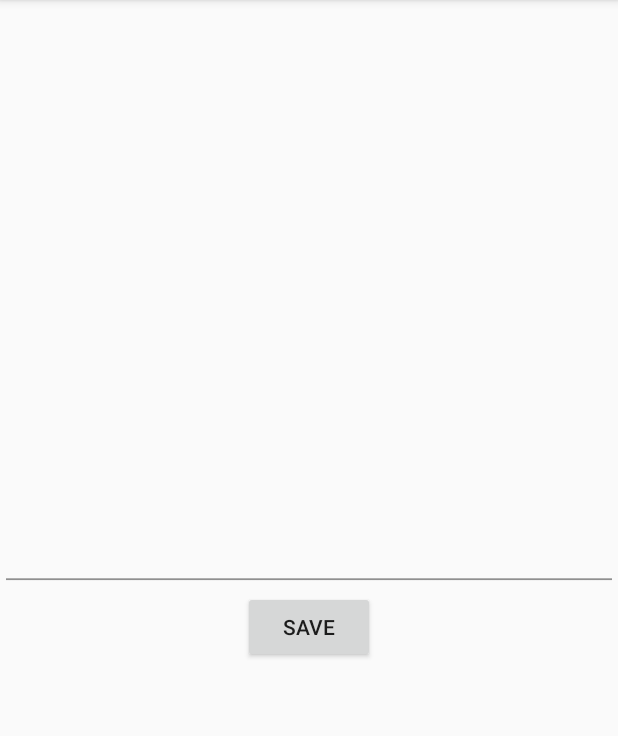
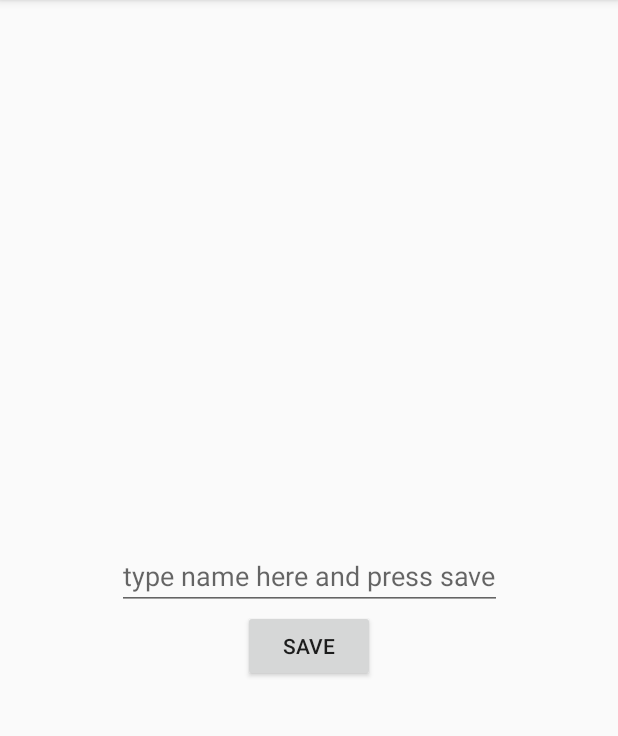
Before and after one commit to russabit/MQTT-chat, an Android app: the NewContactFragment screen opened through its navigation route, on a phone screen of 412 x 824 dp, the part 84-820 px from its top. Run offline under Robolectric (Android 15) with nearby library versions, the phone set to English and light mode, and no system bars; our stand-ins replace Room's generated code.

Commit message:
layout bug fixed during the meeting

```diff
--- a/app/src/main/res/layout/newcontact_fragment.xml
+++ b/app/src/main/res/layout/newcontact_fragment.xml
@@ -5,10 +5,12 @@
     xmlns:app="http://schemas.android.com/apk/res-auto">
 
     <EditText
-        android:layout_width="match_parent"
-        android:layout_height="20dp"
+        android:layout_width="wrap_content"
+        android:layout_height="wrap_content"
         app:layout_constraintTop_toTopOf="parent"
         app:layout_constraintBottom_toBottomOf="parent"
+        app:layout_constraintStart_toStartOf="parent"
+        app:layout_constraintEnd_toEndOf="parent"
         android:id="@+id/contact_name_text"
         android:hint="@string/type_name_here_and_press_save"/>
 
```
